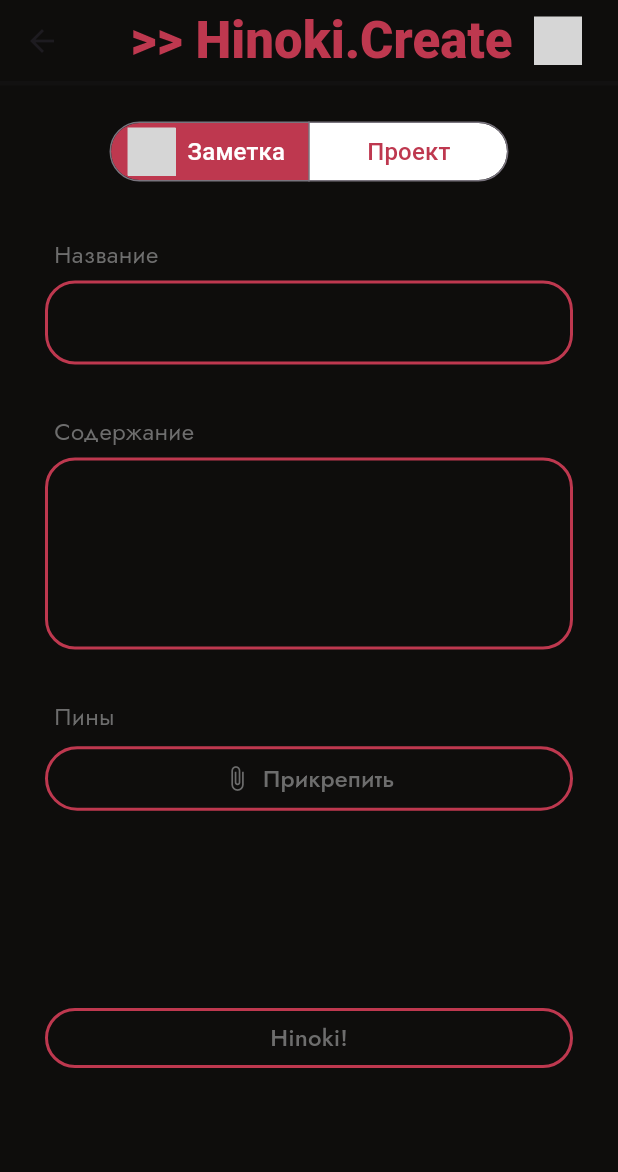
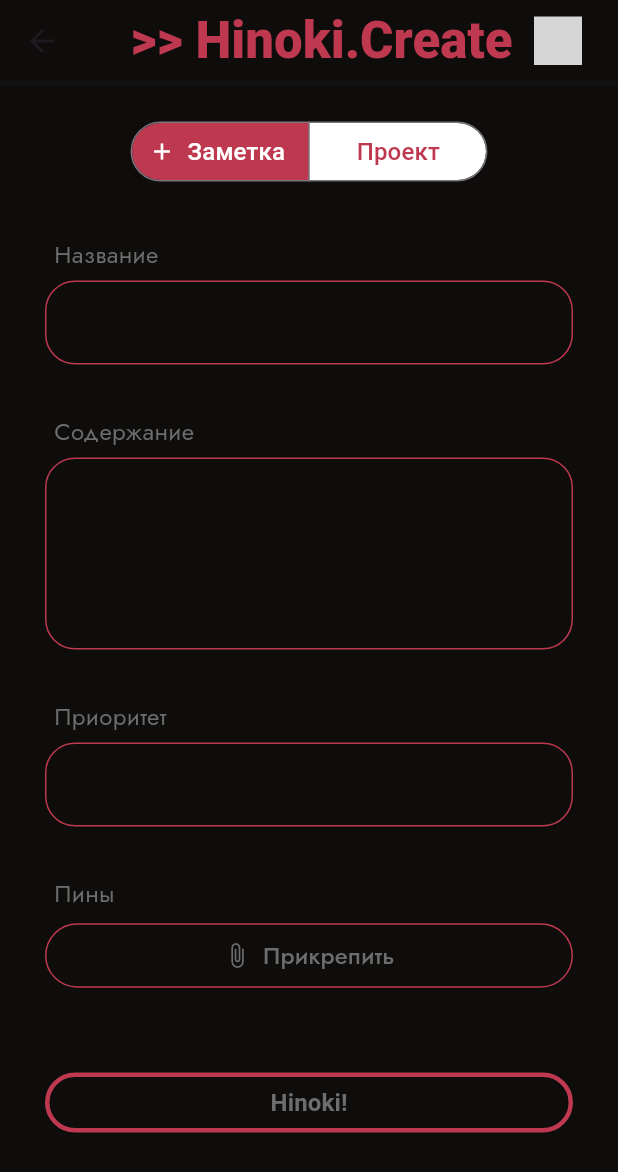
Before and after one commit to MEIDIcts2010/hinokioki, a Flutter app: the Today screen opened by its route, after a tap on the "add circle outline" icon, on a phone screen of 412 x 824 dp. Shown: the top 1172 px of the screen. Run offline on Flutter 3.47's test engine with Material 3 defaults, Android fonts, the phone set to English and light mode, and no system bars; our stand-ins replace carousel_slider, firebase_auth, firebase_core, flutter_svg, google_fonts; accounts and stored records are empty; network calls fail; grey boxes are pictures that could not be loaded.

Commit message:
Alpha 1.0 Рабочий билд перед обновлением

```diff
--- a/hinokifix/lib/activity/addNote.dart
+++ b/hinokifix/lib/activity/addNote.dart
@@ -57,7 +57,7 @@ class _addNotesState extends State<addNotes> {
               children: [
                 SegmentedButton(
                   style: SegmentedButton.styleFrom(selectedBackgroundColor: Color.fromARGB(255, 190, 56, 79), backgroundColor: Colors.white, foregroundColor: Color.fromARGB(255, 190, 56, 79), selectedForegroundColor: Colors.white),
-                  selectedIcon: SvgPicture.asset('assets/icons/galochka.svg', width: 32, height: 32, color: Colors.white,),
+                  selectedIcon: Icon(Icons.add),
                   segments: <ButtonSegment<int>>[
                     ButtonSegment<int>(
                       value: 1,
@@ -89,13 +89,15 @@ class _addNotesState extends State<addNotes> {
             ),
           ),
           Align(alignment: Alignment.centerLeft, child: Padding(padding: EdgeInsetsGeometry.only(left: 36, top: 33), child: Text("Название", style: GoogleFonts.jost(color: Color.fromARGB(255, 109, 109, 109), fontSize: 16),),),),
-          Padding(padding: EdgeInsetsGeometry.only(left: 30, right: 30, top: 6), child: TextField(maxLines: null, style: GoogleFonts.jost(color: Colors.white), cursorColor: Color.fromARGB(255, 190, 56, 79), decoration: InputDecoration(filled: false, enabledBorder: OutlineInputBorder(borderRadius: BorderRadius.circular(20), borderSide: BorderSide(width: 2, color: Color.fromARGB(255, 190, 56, 79))), focusedBorder: OutlineInputBorder(borderRadius: BorderRadius.circular(20), borderSide: BorderSide(width: 2, color: Color.fromARGB(255, 255, 255, 255)))),),),
+          Padding(padding: EdgeInsetsGeometry.only(left: 30, right: 30, top: 6), child: TextField(maxLines: null, style: GoogleFonts.jost(color: Colors.white), cursorColor: Color.fromARGB(255, 190, 56, 79), decoration: InputDecoration(filled: false, enabledBorder: OutlineInputBorder(borderRadius: BorderRadius.circular(20), borderSide: BorderSide(width: 1, color: Color.fromARGB(255, 190, 56, 79))), focusedBorder: OutlineInputBorder(borderRadius: BorderRadius.circular(20), borderSide: BorderSide(width: 2, color: Color.fromARGB(255, 255, 255, 255)))),),),
           Align(alignment: Alignment.centerLeft, child: Padding(padding: EdgeInsetsGeometry.only(left: 36, top: 33), child: Text("Содержание", style: GoogleFonts.jost(color: Color.fromARGB(255, 109, 109, 109), fontSize: 16),),),),
-          Padding(padding: EdgeInsetsGeometry.only(left: 30, right: 30, top: 6), child: TextField(minLines: 4, style: GoogleFonts.jost(color: Colors.white), cursorColor: Color.fromARGB(255, 190, 56, 79), maxLines: null, decoration: InputDecoration(filled: false, enabledBorder: OutlineInputBorder(borderRadius: BorderRadius.circular(20), borderSide: BorderSide(width: 2, color: Color.fromARGB(255, 190, 56, 79))), focusedBorder: OutlineInputBorder(borderRadius: BorderRadius.circular(20), borderSide: BorderSide(width: 2, color: Color.fromARGB(255, 255, 255, 255)))),),),
+          Padding(padding: EdgeInsetsGeometry.only(left: 30, right: 30, top: 6), child: TextField(minLines: 4, style: GoogleFonts.jost(color: Colors.white), cursorColor: Color.fromARGB(255, 190, 56, 79), maxLines: null, decoration: InputDecoration(filled: false, enabledBorder: OutlineInputBorder(borderRadius: BorderRadius.circular(20), borderSide: BorderSide(width: 1, color: Color.fromARGB(255, 190, 56, 79))), focusedBorder: OutlineInputBorder(borderRadius: BorderRadius.circular(20), borderSide: BorderSide(width: 2, color: Color.fromARGB(255, 255, 255, 255)))),),),
+          Align(alignment: Alignment.centerLeft, child: Padding(padding: EdgeInsetsGeometry.only(left: 36, top: 33), child: Text("Приоритет", style: GoogleFonts.jost(color: Color.fromARGB(255, 109, 109, 109), fontSize: 16),),),),
+          Padding(padding: EdgeInsetsGeometry.only(left: 30, right: 30, top: 6), child: TextField(maxLines: null, style: GoogleFonts.jost(color: Colors.white), cursorColor: Color.fromARGB(255, 190, 56, 79), decoration: InputDecoration(filled: false, enabledBorder: OutlineInputBorder(borderRadius: BorderRadius.circular(20), borderSide: BorderSide(width: 1, color: Color.fromARGB(255, 190, 56, 79))), focusedBorder: OutlineInputBorder(borderRadius: BorderRadius.circular(20), borderSide: BorderSide(width: 2, color: Color.fromARGB(255, 255, 255, 255)))),),),
           Align(alignment: Alignment.centerLeft, child: Padding(padding: EdgeInsetsGeometry.only(left: 36, top: 33), child: Text("Пины", style: GoogleFonts.jost(color: Color.fromARGB(255, 109, 109, 109), fontSize: 16),),),),
-          SizedBox(width: double.infinity, child: Padding(padding: EdgeInsetsGeometry.only(left: 30, right: 30, top: 6), child: OutlinedButton.icon(onPressed: () {}, style: OutlinedButton.styleFrom(padding: EdgeInsets.symmetric(horizontal: 16, vertical: 10), side: BorderSide(color: Color.fromARGB(255, 190, 56, 79), width: 2)), label: Text("Прикрепить", style: GoogleFonts.jost(color: Color.fromARGB(255, 109, 109, 109), fontSize: 16),), icon: Icon(Icons.attach_file, color: Color.fromARGB(255, 109, 109, 109),),)),),
-          ConstrainedBox(constraints: BoxConstraints(minHeight: 125, maxHeight: double.infinity), child: Container(),),
-          SizedBox(width: double.infinity, child: Padding(padding: EdgeInsets.only(left: 30, right: 30), child: OutlinedButton(style: OutlinedButton.styleFrom(side: BorderSide(color: Color.fromARGB(255, 190, 56, 79), width: 2)), onPressed: () {}, child: Text("Hinoki!", style: GoogleFonts.jost(color: Color.fromARGB(255, 109, 109, 109), fontSize: 16),)),),)
+          SizedBox(width: double.infinity, child: Padding(padding: EdgeInsetsGeometry.only(left: 30, right: 30, top: 6), child: OutlinedButton.icon(onPressed: () {}, style: OutlinedButton.styleFrom(padding: EdgeInsets.symmetric(horizontal: 16, vertical: 10), side: BorderSide(color: Color.fromARGB(255, 190, 56, 79), width: 1)), label: Text("Прикрепить", style: GoogleFonts.jost(color: Color.fromARGB(255, 109, 109, 109), fontSize: 16),), icon: Icon(Icons.attach_file, color: Color.fromARGB(255, 109, 109, 109),),)),),
+          ConstrainedBox(constraints: BoxConstraints(minHeight: 50, maxHeight: double.infinity), child: Container(),),
+          SizedBox(width: double.infinity, child: Padding(padding: EdgeInsets.only(left: 30, right: 30), child: OutlinedButton(style: OutlinedButton.styleFrom(side: BorderSide(color: Color.fromARGB(255, 190, 56, 79), width: 3)), onPressed: () {}, child: Text("Hinoki!", style: GoogleFonts.tiny5(fontWeight: FontWeight.w600,color: Color.fromARGB(255, 109, 109, 109), fontSize: 16),)),),)
                       ],
 
       ),)
--- a/hinokifix/lib/activity/home.dart
+++ b/hinokifix/lib/activity/home.dart
@@ -24,6 +24,12 @@ class Home extends StatelessWidget {
             },
             child: Text("Заметки"),
           ),
+          ElevatedButton(
+            onPressed: () {
+              Navigator.pushReplacementNamed(context, "/note");
+            },
+            child: Text("ЭкранЗАметки"),
+          ),
         ],
       ),
     );
--- a/hinokifix/lib/activity/today_activity.dart
+++ b/hinokifix/lib/activity/today_activity.dart
@@ -3,7 +3,7 @@ import 'package:hinokifix/assets/meme_dart_full.dart';
 import 'package:flutter/material.dart';
 import 'package:google_fonts/google_fonts.dart';
 import 'package:intl/intl.dart';
-
+import 'package:carousel_slider/carousel_slider.dart';
 
 
 class Today extends StatefulWidget {
@@ -66,6 +66,38 @@ class _TodayState extends State<Today> {
                   crossAxisAlignment: CrossAxisAlignment.center,
                   mainAxisAlignment: MainAxisAlignment.start, // важно!
                   children: [
+                    Padding(
+                          padding: const EdgeInsets.symmetric(vertical: 20),
+                          child: CarouselSlider(
+                            options: CarouselOptions(
+                              height: 200,
+                              autoPlay: true,
+                              enlargeCenterPage: true,
+                              viewportFraction: 0.8,
+                              aspectRatio: 16/9,
+                            ),
+                            items: [
+                              'https://i1.sndcdn.com/artworks-Ovyz65Hoj80u43Gf-LtzBbw-t500x500.jpg',
+                              'https://e.snmc.io/i/600/s/540d1241a8254399515945c7591eb4f1/12614569/5mewmet-robloxcore-season-cover-art.jpg',
+                              'https://top-pesen.ru/uploads/posts/2025-10/5mewmet-zima.jpg',
+                              'https://avatars.dzeninfra.ru/get-zen_brief/271828/pub_67668e2e564b8316f48b6005_67668e2e564b8316f48b6007/scale_1200',
+                            ].map((url) {
+                              return Builder(
+                                builder: (BuildContext context) {
+                                  return ClipRRect(
+                                    borderRadius: BorderRadius.circular(20),
+                                    child: Image.network(
+                                      url,
+                                      fit: BoxFit.cover,
+                                      width: double.infinity,
+                                    ),
+                                  );
+                                },
+                              );
+                            }).toList(),
+                          ),
+                        ),
+
                     Text(
                       getFormattedDate(),
                       style: TextStyle(
--- a/hinokifix/lib/main.dart
+++ b/hinokifix/lib/main.dart
@@ -1,5 +1,6 @@
 import 'package:flutter/material.dart';
 import 'package:firebase_core/firebase_core.dart';
+import 'package:hinokifix/activity/Note.dart';
 import 'package:hinokifix/activity/addNote.dart';
 import 'firebase_options.dart';
 import 'package:firebase_auth/firebase_auth.dart';
@@ -36,7 +37,8 @@ class MyApp extends StatelessWidget {
         "/home": (context) => Home(),
         "/today": (context) => Today(),
         "/auth": (context) => Auth(),
-        "/editnote": (context) => addNotes()
+        "/editnote": (context) => addNotes(),
+        "/note": (context) => Notes()
       },
     );
   }
--- a/hinokifix/pubspec.yaml
+++ b/hinokifix/pubspec.yaml
@@ -20,6 +20,7 @@ dependencies:
   cupertino_icons: ^1.0.8
   intl: ^0.20.2
   flutter_svg: ^2.2.3
+  carousel_slider: ^5.1.1
 dev_dependencies:
   flutter_test:
     sdk: flutter
```
Also changed, not shown: hinokifix/lib/activity/Note.dart (+65 -0 lines), hinokifix/pubspec.lock.
